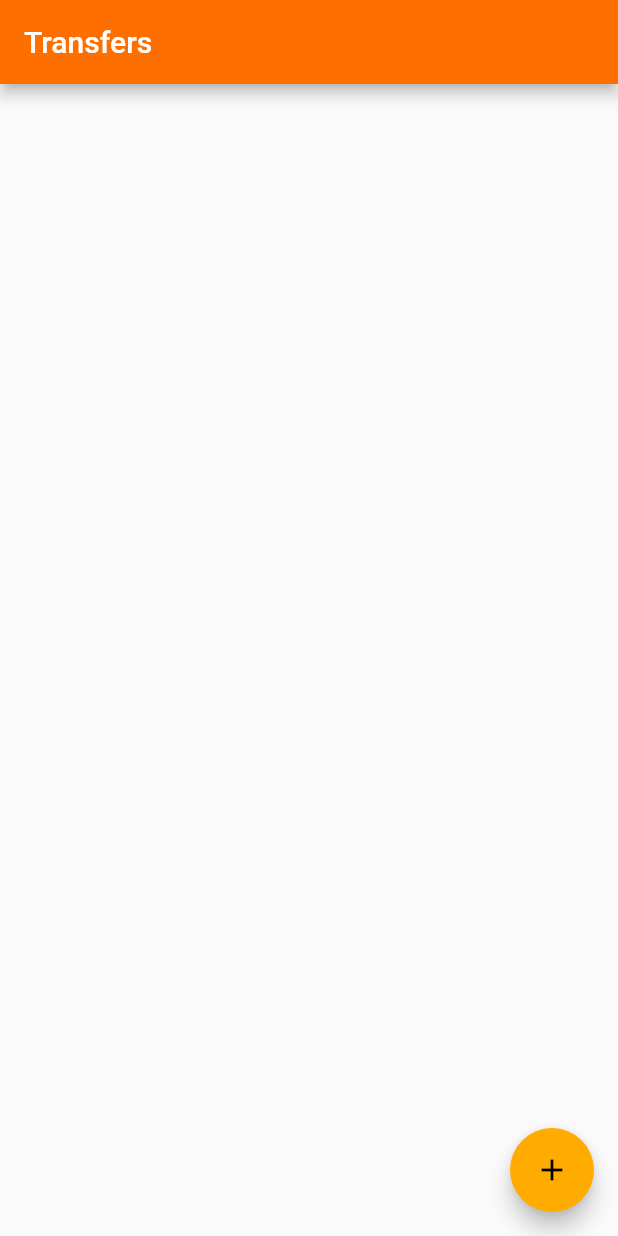
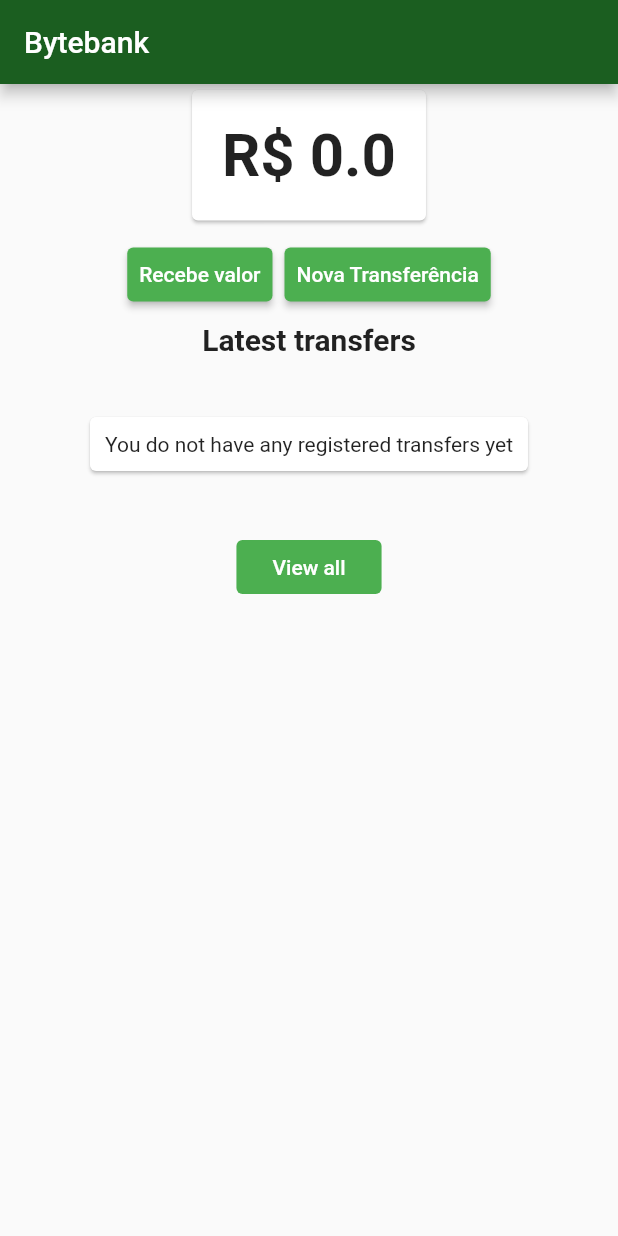
Before and after one commit to adelannucci/flutter_introduction, a Flutter app: the screen it shows after launch, on a phone screen of 412 x 824 dp. Run offline on Flutter 3.47's test engine with Material 2 defaults, Android fonts, the phone set to English and light mode, and no system bars.

Commit message:
Implement Providers

```diff
--- a/lib/main.dart
+++ b/lib/main.dart
@@ -1,25 +1,34 @@
-import 'package:bytebank/screens/transfer/list.dart';
+import 'package:bytebank/models/providers/balance.dart';
+import 'package:bytebank/models/providers/transfers.dart';
+import 'package:bytebank/screens/dashboard/dashboard.dart';
 import 'package:flutter/material.dart';
+import 'package:provider/provider.dart';
 
-void main() => runApp(MaterialApp(
-      home: Scaffold(
-        body: ByteBankApp(),
-      ),
-    ));
+void main() => runApp(MultiProvider(
+  providers: [
+    ChangeNotifierProvider(
+      create: (context) => Balance(0),
+    ),
+    ChangeNotifierProvider(
+      create: (context) => Transfers(),
+    ),
+  ],
+  child: BytebankApp(),
+));
 
-class ByteBankApp extends StatelessWidget {
+class BytebankApp extends StatelessWidget {
   @override
   Widget build(BuildContext context) {
     return MaterialApp(
       theme: ThemeData(
-        primaryColor: Colors.amber[900],
-        accentColor: Colors.amberAccent[700],
+        primaryColor: Colors.green[900],
+        accentColor: Colors.blueAccent[700],
         buttonTheme: ButtonThemeData(
-          buttonColor: Colors.amberAccent[700],
-          textTheme: ButtonTextTheme.primary
-        )
+          buttonColor: Colors.blueAccent[700],
+          textTheme: ButtonTextTheme.primary,
+        ),
       ),
-      home: TransferList(),
+      home: Dashboard(),
     );
   }
 }
--- /dev/null
+++ b/lib/models/providers/balance.dart
@@ -0,0 +1,24 @@
+import 'package:flutter/material.dart';
+
+class Balance extends ChangeNotifier {
+  double value;
+
+  Balance(this.value);
+
+  void add(double value) {
+    this.value += value;
+
+    notifyListeners();
+  }
+
+  void less(double value) {
+    this.value -= value;
+
+    notifyListeners();
+  }
+
+  @override
+  String toString() {
+    return 'R\$ $value';
+  }
+}
--- /dev/null
+++ b/lib/models/providers/transfers.dart
@@ -0,0 +1,14 @@
+import 'package:bytebank/models/transfer.dart';
+import 'package:flutter/material.dart';
+
+class Transfers extends ChangeNotifier {
+  final List<Transfer> _transfers = [];
+
+  List<Transfer> get transfers => _transfers;
+
+  add(Transfer value) {
+    transfers.add(value);
+
+    notifyListeners();
+  }
+}
--- /dev/null
+++ b/lib/screens/dashboard/balance_card.dart
@@ -0,0 +1,21 @@
+import 'package:bytebank/models/providers/balance.dart';
+import 'package:flutter/material.dart';
+import 'package:provider/provider.dart';
+
+class BalanceCard extends StatelessWidget {
+  Widget build(BuildContext context) {
+    return Card(
+        child: Padding(
+            padding: EdgeInsets.all(20.0),
+            child: Consumer<Balance>(
+              builder: (context, valor, child) {
+                return Text(valor.toString(),
+                    textAlign: TextAlign.center,
+                    style: TextStyle(
+                      fontSize: 40,
+                      fontWeight: FontWeight.bold,
+                    ));
+              },
+            )));
+  }
+}
--- /dev/null
+++ b/lib/screens/dashboard/dashboard.dart
@@ -0,0 +1,53 @@
+import 'package:bytebank/screens/dashboard/balance_card.dart';
+import 'package:bytebank/screens/deposit/form.dart';
+import 'package:bytebank/screens/statement/latest_transfers.dart';
+import 'package:bytebank/screens/transfer/form.dart';
+import 'package:flutter/material.dart';
+
+class Dashboard extends StatelessWidget {
+  Widget build(BuildContext context) {
+    return Scaffold(
+      appBar: AppBar(
+        title: const Text('Bytebank'),
+      ),
+      body: Column(
+        children: <Widget>[
+          Align(
+            alignment: Alignment.topCenter,
+            child: BalanceCard(),
+          ),
+          ButtonBar(
+            alignment: MainAxisAlignment.center,
+            children: <Widget>[
+              RaisedButton(
+                color: Colors.green,
+                child: Text('Recebe valor'),
+                onPressed: () {
+                  Navigator.push(
+                    context,
+                    MaterialPageRoute(builder: (context) {
+                      return FormDeposit();
+                    }),
+                  );
+                },
+              ),
+              RaisedButton(
+                color: Colors.green,
+                child: Text('Nova Transferência'),
+                onPressed: () {
+                  Navigator.push(
+                    context,
+                    MaterialPageRoute(builder: (context) {
+                      return TransferForm();
+                    }),
+                  );
+                },
+              ),
+            ],
+          ),
+          LatestTransfers()
+        ],
+      ),
+    );
+  }
+}
--- /dev/null
+++ b/lib/screens/statement/latest_transfers.dart
@@ -0,0 +1,75 @@
+import 'package:bytebank/models/providers/transfers.dart';
+import 'package:bytebank/screens/statement/list.dart';
+import 'package:flutter/material.dart';
+import 'package:provider/provider.dart';
+
+import 'item_transfer.dart';
+
+final _title = 'Latest transfers';
+final _textButton = 'View all';
+
+class LatestTransfers extends StatelessWidget {
+  Widget build(BuildContext context) {
+    return Column(
+      children: <Widget>[
+        Text(
+          _title,
+          style: TextStyle(
+            fontWeight: FontWeight.bold,
+            fontSize: 20,
+          ),
+        ),
+        Consumer<Transfers>(
+          builder: (context, transfers, child) {
+            final _latestTransfers = transfers.transfers.reversed.toList();
+            final _qtd = transfers.transfers.length;
+            int size;
+
+            if (_qtd < 3) {
+              size = _qtd;
+            } else {
+              size = 2;
+            }
+
+            if (_qtd == 0) {
+              return Card(
+                margin: EdgeInsets.all(40),
+                child: Padding(
+                  padding: EdgeInsets.all(10),
+                  child: Text(
+                    'You do not have any registered transfers yet',
+                    textAlign: TextAlign.center,
+                    style: TextStyle(),
+                  ),
+                ),
+              );
+            }
+            return ListView.builder(
+              padding: const EdgeInsets.all(8),
+              shrinkWrap: true,
+              itemCount: size,
+              itemBuilder: (context, index) {
+                final _transfer = _latestTransfers[index];
+                final _value = _transfer.toStringValue();
+                final _account = _transfer.toStringAccount();
+                return Item.transfer(_value, _account);
+              },
+            );
+          },
+        ),
+        FlatButton(
+          color: Colors.green,
+          onPressed: () {
+            Navigator.push(
+              context,
+              MaterialPageRoute(builder: (context) {
+                return ListMovements();
+              }),
+            );
+          },
+          child: Text(_textButton),
+        )
+      ],
+    );
+  }
+}
--- a/pubspec.yaml
+++ b/pubspec.yaml
@@ -28,6 +28,7 @@ dependencies:
   # The following adds the Cupertino Icons font to your application.
   # Use with the CupertinoIcons class for iOS style icons.
   cupertino_icons: ^1.0.2
+  provider:
 
 dev_dependencies:
   flutter_test:
```
Also changed, not shown: lib/models/transfer.dart (+8 -0 lines), lib/screens/deposit/form.dart (added, +62 -0 lines), lib/screens/statement/item_transfer.dart (added, +41 -0 lines), lib/screens/statement/list.dart (added, +54 -0 lines), lib/screens/transfer/form.dart (+31 -21 lines), pubspec.lock, 1 other file.
